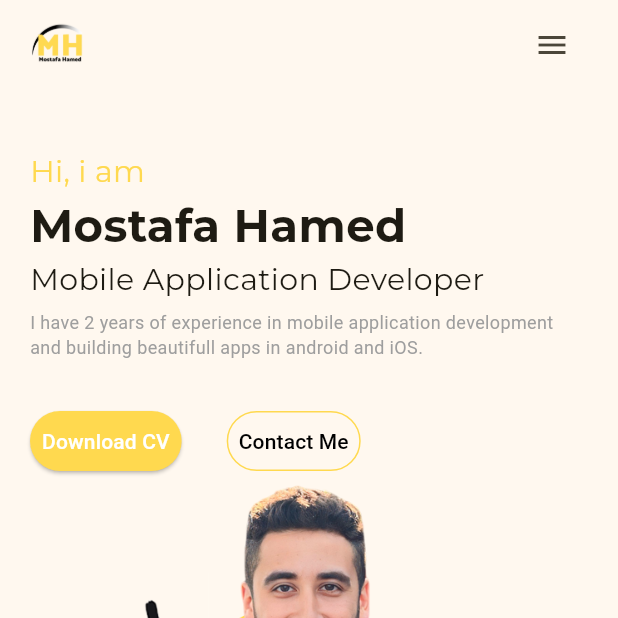
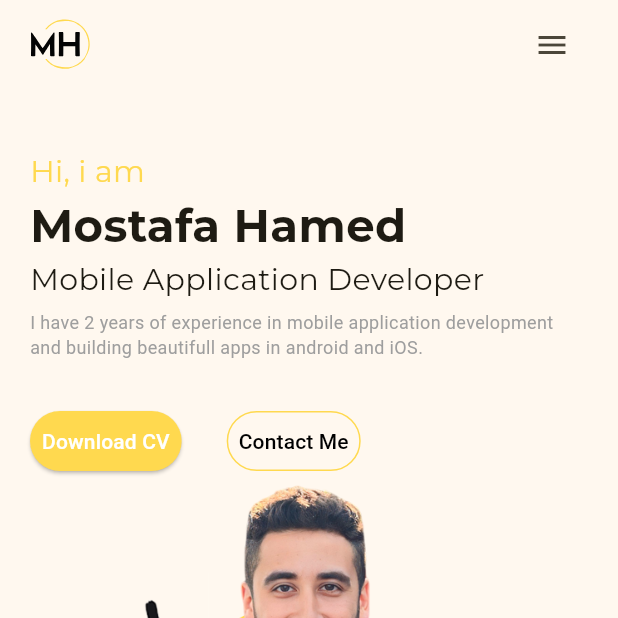
Before and after one commit to MostafaHamed-W/web_-portfolio, a Flutter app: the screen it shows after launch, on a phone screen of 412 x 824 dp, the top half of it. Run offline on Flutter 3.47's test engine with Material 3 defaults, Android fonts, the phone set to English and light mode, and no system bars; drawn by our look-alikes of auto_size_text; our stand-ins replace flutter_svg, google_fonts, responsive_builder.

Commit message:
Edit logo & convert to SVG

```diff
--- /dev/null
+++ b/devtools_options.yaml
@@ -0,0 +1 @@
+extensions:
--- a/lib/views/navigation_bar/navigation_bar_view.dart
+++ b/lib/views/navigation_bar/navigation_bar_view.dart
@@ -1,4 +1,5 @@
 import 'package:flutter/material.dart';
+import 'package:flutter_svg/svg.dart';
 import 'package:responsive_builder/responsive_builder.dart';
 import 'package:web_portfolio/utils/constants.dart';
 import 'package:web_portfolio/utils/sizes.dart';
@@ -20,7 +21,10 @@ class NavigationBarView extends StatelessWidget {
               padding: const EdgeInsets.symmetric(horizontal: 20),
               child: Row(
                 children: [
-                  Image.asset('assets/images/logo.png', height: 40),
+                  SvgPicture.asset(
+                    'assets/images/2.svg',
+                    height: 40,
+                  ),
                   const Spacer(),
                   IconButton(
                     onPressed: () {
@@ -44,7 +48,10 @@ class NavigationBarView extends StatelessWidget {
             padding: const EdgeInsets.symmetric(horizontal: 30),
             child: Row(
               children: [
-                Image.asset('assets/images/logo.png', height: 70),
+                SvgPicture.asset(
+                  'assets/images/2.svg',
+                  height: 60,
+                ),
                 const Spacer(),
                 for (var item in kNavigationItems) NavigationBarItem(onTap: () {}, text: item.text),
               ],
--- a/pubspec.yaml
+++ b/pubspec.yaml
@@ -32,6 +32,7 @@ dependencies:
   cupertino_icons: ^1.0.2
   flutter:
     sdk: flutter
+  flutter_svg: ^2.0.10+1
   google_fonts: ^6.2.1
   responsive_builder: ^0.7.0
 
```
Also changed, not shown: assets/images/2.svg (added), assets/images/logo4.png (added), pubspec.lock.
